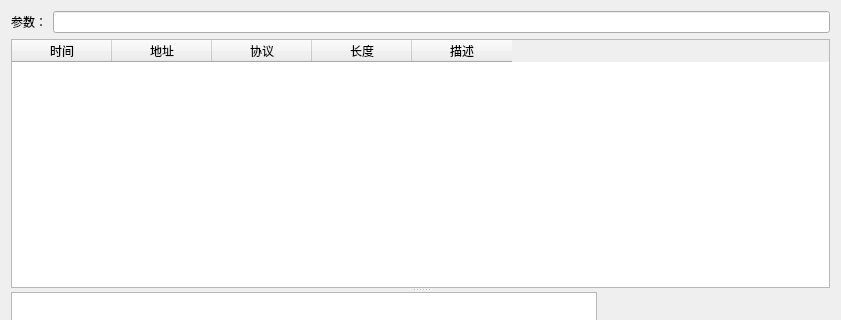
Above: control/CaptureDialog.ui from xenginez/XSKY before the change; both pictures show x 0 to 841 and y 0 to 320 of the 841 by 583 pixel window. Below: the same form after it.
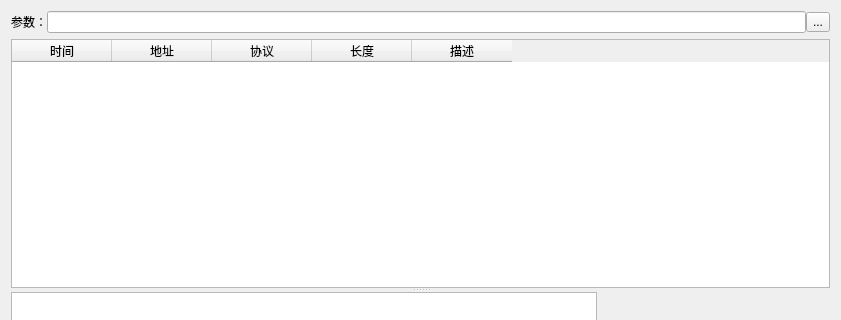
That is the form after the change. Custom widgets are drawn as their Qt base class.

The edit to the form file:
```diff
--- a/control/CaptureDialog.ui
+++ b/control/CaptureDialog.ui
@@ -16,6 +16,9 @@
   <layout class="QVBoxLayout" name="verticalLayout">
    <item>
     <layout class="QHBoxLayout" name="horizontalLayout_2">
+     <property name="spacing">
+      <number>0</number>
+     </property>
      <item>
       <widget class="QLabel" name="label">
        <property name="text">
@@ -26,6 +29,25 @@
      <item>
       <widget class="QLineEdit" name="lineEdit"/>
      </item>
+     <item>
+      <widget class="QToolButton" name="toolButton">
+       <property name="minimumSize">
+        <size>
+         <width>0</width>
+         <height>20</height>
+        </size>
+       </property>
+       <property name="maximumSize">
+        <size>
+         <width>16777215</width>
+         <height>20</height>
+        </size>
+       </property>
+       <property name="text">
+        <string>...</string>
+       </property>
+      </widget>
+     </item>
     </layout>
    </item>
    <item>
```
